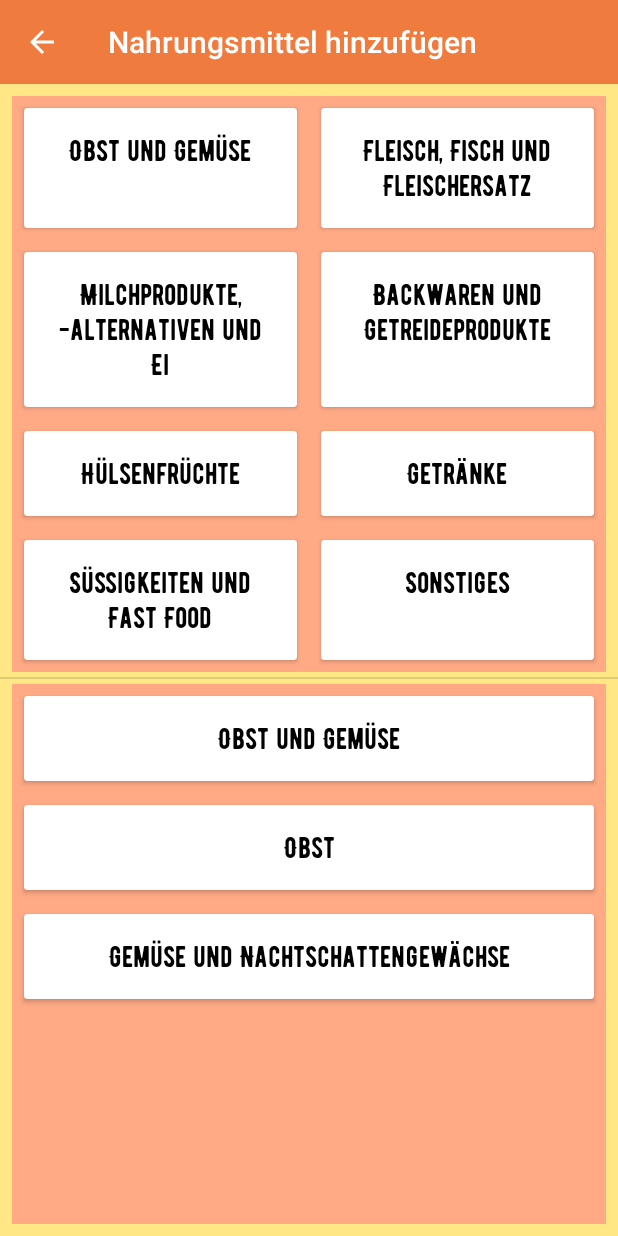
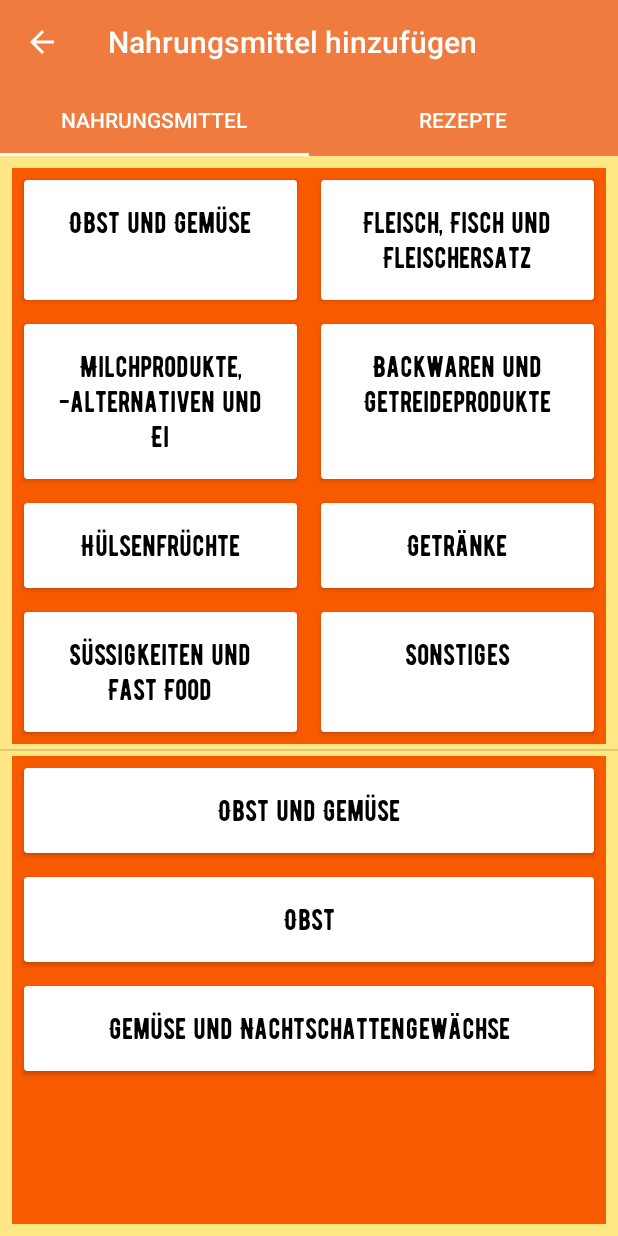
Before and after one commit to Otaconn93/FatnessApp, an Android app: the AddActivity screen opened directly, with no data from a screen before it, after a tap on "Obst und Gemüse", on a phone screen of 412 x 824 dp. Run offline under Robolectric (Android 15) with nearby library versions, the phone set to English and light mode, and no system bars.

Commit message:
Recipe List, Selection and Addition (#37)
* Add tabbed view in AddActivity, Add RecipeList

* Add missing files

* Resolve merge errors

* Add recipe details activity

* Update refactoring and documentation

* Update refactoring

```diff
--- a/app/src/main/AndroidManifest.xml
+++ b/app/src/main/AndroidManifest.xml
@@ -9,6 +9,9 @@
         android:roundIcon="@mipmap/ic_launcher_round"
         android:supportsRtl="true"
         android:theme="@style/AppTheme">
+        <activity android:name=".activities.RecipeDetailsActivity"
+            android:parentActivityName=".activities.AddActivity"
+            android:windowSoftInputMode="adjustResize" />
         <activity
             android:name=".activities.AddActivity"
             android:parentActivityName=".activities.DashboardActivity"
--- /dev/null
+++ b/app/src/main/java/com/mobilesysteme/fatnessapp/OnRecipeClickListener.java
@@ -0,0 +1,7 @@
+package com.mobilesysteme.fatnessapp;
+
+import com.mobilesysteme.fatnessapp.sqlObjects.Recipe;
+
+public interface OnRecipeClickListener {
+    void onRecipeClick(Recipe recipe);
+}
--- /dev/null
+++ b/app/src/main/java/com/mobilesysteme/fatnessapp/TabStatusAdapter.java
@@ -0,0 +1,39 @@
+package com.mobilesysteme.fatnessapp;
+
+import androidx.annotation.NonNull;
+import androidx.fragment.app.Fragment;
+import androidx.fragment.app.FragmentManager;
+import androidx.lifecycle.Lifecycle;
+import androidx.viewpager2.adapter.FragmentStateAdapter;
+
+import com.mobilesysteme.fatnessapp.fragments.AddFoodFragment;
+import com.mobilesysteme.fatnessapp.fragments.AddRecipeFragment;
+
+public class TabStatusAdapter extends FragmentStateAdapter {
+
+    private final AddFoodFragment addFoodFragment;
+    private final AddRecipeFragment addRecipeFragment;
+
+    public TabStatusAdapter(@NonNull FragmentManager fragmentManager, @NonNull Lifecycle lifecycle) {
+        super(fragmentManager, lifecycle);
+        addFoodFragment = new AddFoodFragment();
+        addRecipeFragment = new AddRecipeFragment();
+    }
+
+    @NonNull
+    @Override
+    public Fragment createFragment(int position) {
+        switch (position) {
+            case 0:
+            default:
+                return addFoodFragment;
+            case 1:
+                return addRecipeFragment;
+        }
+    }
+
+    @Override
+    public int getItemCount() {
+        return 2;
+    }
+}
--- a/app/src/main/java/com/mobilesysteme/fatnessapp/activities/AddActivity.java
+++ b/app/src/main/java/com/mobilesysteme/fatnessapp/activities/AddActivity.java
@@ -1,28 +1,18 @@
 package com.mobilesysteme.fatnessapp.activities;
 
-import android.content.Intent;
 import android.os.Bundle;
 
+import androidx.annotation.NonNull;
 import androidx.appcompat.app.AppCompatActivity;
 import androidx.appcompat.widget.Toolbar;
-import androidx.recyclerview.widget.GridLayoutManager;
-import androidx.recyclerview.widget.LinearLayoutManager;
-import androidx.recyclerview.widget.RecyclerView;
+import androidx.viewpager2.widget.ViewPager2;
 
-import com.mobilesysteme.fatnessapp.DatabaseHelper;
-import com.mobilesysteme.fatnessapp.OnFoodGroupClickListener;
+import com.google.android.material.tabs.TabLayout;
+import com.google.android.material.tabs.TabLayoutMediator;
 import com.mobilesysteme.fatnessapp.R;
-import com.mobilesysteme.fatnessapp.RootFoodGroupAdapter;
-import com.mobilesysteme.fatnessapp.SubFoodGroupAdapter;
-import com.mobilesysteme.fatnessapp.sqlObjects.FoodGroup;
+import com.mobilesysteme.fatnessapp.TabStatusAdapter;
 
-import java.util.ArrayList;
-import java.util.List;
-
-public class AddActivity extends AppCompatActivity implements OnFoodGroupClickListener {
-
-    private DatabaseHelper databaseHelper;
-    private RecyclerView subFoodGroupRecyclerView;
+public class AddActivity extends AppCompatActivity {
 
     @Override
     protected void onCreate(Bundle savedInstanceState) {
@@ -30,68 +20,47 @@ public class AddActivity extends AppCompatActivity implements OnFoodGroupClickLi
         super.onCreate(savedInstanceState);
         setContentView(R.layout.activity_add);
 
-        databaseHelper = new DatabaseHelper(getApplicationContext());
-        subFoodGroupRecyclerView = findViewById(R.id.rv_subFoodGroups);
+        Toolbar toolbar = findViewById(R.id.toolbar);
+        TabLayout tabLayout = findViewById(R.id.tabLayout);
+        ViewPager2 viewPager = findViewById(R.id.pager);
 
-        initToolbar();
-
-        initRootFoodGroupRecyclerView();
-
-        initSubFoodGroupRecyclerView();
+        setupToolbar(toolbar);
+        setupTabLayout(tabLayout, viewPager);
     }
 
     /**
-     * Creates the RecyclerView with cards for root FoodGroups
+     * sets up the tabbed layout of the activity
+     * @param tabLayout TabLayout element of current view
+     * @param viewPager ViewPager2 element of current view
      */
-    private void initRootFoodGroupRecyclerView() {
-
-        RecyclerView rootFoodGroupRecyclerView = findViewById(R.id.rv_rootFoodGroups);
-        rootFoodGroupRecyclerView.setHasFixedSize(true);
-        // Setup layout manager
-        RecyclerView.LayoutManager gridLayoutManager = new GridLayoutManager(this, 2) {
-            @Override
-            public boolean canScrollVertically() {
-                return false;
+    private void setupTabLayout(TabLayout tabLayout, ViewPager2 viewPager) {
+        viewPager.setAdapter(new TabStatusAdapter(getSupportFragmentManager(), getLifecycle()));
+        TabLayoutMediator tabLayoutMediator = new TabLayoutMediator(tabLayout, viewPager, true, (tab, position) -> {
+            switch (position) {
+                case 0:
+                    tab.setText("Nahrungsmittel");
+                    break;
+                case 1:
+                    tab.setText("Rezepte");
+                    break;
+                default:
+                    tab.setText("empty");
+                    break;
             }
-        };
-        rootFoodGroupRecyclerView.setLayoutManager(gridLayoutManager);
-        // Specify adapter
-        RootFoodGroupAdapter rootFoodGroupAdapter = new RootFoodGroupAdapter(databaseHelper.getRootFoodGroups(), this);
-        rootFoodGroupRecyclerView.setAdapter(rootFoodGroupAdapter);
+        });
+        tabLayoutMediator.attach();
     }
 
     /**
-     * Creates the RecyclerView with List Elements for the sub FoodGroups
+     * sets up toolbar and title
+     * @param toolbar Toolbar element of current view
      */
-    private void initSubFoodGroupRecyclerView() {
-
-        RecyclerView.LayoutManager linearLayoutManager = new LinearLayoutManager(this);
-        subFoodGroupRecyclerView.setLayoutManager(linearLayoutManager);
-    }
-
-    private void initToolbar() {
-
-        Toolbar toolbar = (Toolbar) findViewById(R.id.toolbar);
-        setSupportActionBar(toolbar);
+    private void setupToolbar(Toolbar toolbar) {
+        if (toolbar != null) {
+            setSupportActionBar(toolbar);
+        }
         getSupportActionBar().setDisplayHomeAsUpEnabled(true);
         setTitle("Nahrungsmittel hinzufügen");
     }
 
-    @Override
-    public void onItemClick(FoodGroup foodGroup, int position, boolean isRoot) {
-
-        if(isRoot) { // check if food group has children
-
-            List<FoodGroup> resultSet = new ArrayList<>();
-            resultSet.add(foodGroup);
-            resultSet.addAll(databaseHelper.getChildFoodGroups(foodGroup.getId()));
-            SubFoodGroupAdapter subFoodGroupAdapter = new SubFoodGroupAdapter(resultSet, this);
-            subFoodGroupRecyclerView.setAdapter(subFoodGroupAdapter);
-        } else {
-
-            Intent intent = new Intent(getBaseContext(), FoodListActivity.class);
-            intent.putExtra("POSITION", foodGroup.getId());
-            startActivity(intent);
-        }
-    }
 }
--- a/app/src/main/java/com/mobilesysteme/fatnessapp/activities/DashboardActivity.java
+++ b/app/src/main/java/com/mobilesysteme/fatnessapp/activities/DashboardActivity.java
@@ -52,13 +52,11 @@ public class DashboardActivity extends AppCompatActivity {
 
         DatabaseHelper databaseHelper = new DatabaseHelper(getApplicationContext());
         if(SharedPreferenceUtils.getFirstLaunch(this)) {
-
             Intent intent = new Intent(this, FirstLaunchActivity.class);
             startActivity(intent);
             databaseHelper.refillDatabase();
             finish();
         } else {
-
             init();
         }
 
--- /dev/null
+++ b/app/src/main/java/com/mobilesysteme/fatnessapp/fragments/AddFoodFragment.java
@@ -0,0 +1,86 @@
+package com.mobilesysteme.fatnessapp.fragments;
+
+import android.content.Intent;
+import android.os.Bundle;
+import android.view.LayoutInflater;
+import android.view.View;
+import android.view.ViewGroup;
+
+import androidx.annotation.NonNull;
+import androidx.annotation.Nullable;
+import androidx.fragment.app.Fragment;
+import androidx.recyclerview.widget.GridLayoutManager;
+import androidx.recyclerview.widget.LinearLayoutManager;
+import androidx.recyclerview.widget.RecyclerView;
+
+import com.mobilesysteme.fatnessapp.DatabaseHelper;
+import com.mobilesysteme.fatnessapp.OnFoodGroupClickListener;
+import com.mobilesysteme.fatnessapp.R;
+import com.mobilesysteme.fatnessapp.RootFoodGroupAdapter;
+import com.mobilesysteme.fatnessapp.SubFoodGroupAdapter;
+import com.mobilesysteme.fatnessapp.activities.FoodListActivity;
+import com.mobilesysteme.fatnessapp.sqlObjects.FoodGroup;
+
+import java.util.ArrayList;
+import java.util.List;
+
+public class AddFoodFragment extends Fragment implements OnFoodGroupClickListener {
+
+    private DatabaseHelper databaseHelper;
+    private RecyclerView subFoodGroupRecyclerView;
+
+    @Nullable
+    @Override
+    public View onCreateView(@NonNull LayoutInflater inflater, @Nullable ViewGroup container, @Nullable Bundle savedInstanceState) {
+        View view = inflater.inflate(R.layout.fragment_addfood, container, false);
+        databaseHelper = new DatabaseHelper(this.getContext());
+        subFoodGroupRecyclerView = view.findViewById(R.id.rv_subFoodGroups);
+        initRootFoodGroupRecyclerView(view);
+        initSubFoodGroupRecyclerView();
+        return view;
+    }
+
+    @Override
+    public void onItemClick(FoodGroup foodGroup, int position, boolean isRoot) {
+        if(isRoot) { // check if food group has children
+            List<FoodGroup> resultSet = new ArrayList<>();
+            resultSet.add(foodGroup);
+            resultSet.addAll(databaseHelper.getChildFoodGroups(foodGroup.getId()));
+            SubFoodGroupAdapter subFoodGroupAdapter = new SubFoodGroupAdapter(resultSet, this);
+            subFoodGroupRecyclerView.setAdapter(subFoodGroupAdapter);
+        } else {
+            Intent intent = new Intent(getActivity().getBaseContext(), FoodListActivity.class);
+            intent.putExtra("POSITION", foodGroup.getId());
+            startActivity(intent);
+        }
+    }
+
+    /**
+     * Creates the RecyclerView with cards for root FoodGroups
+     */
+    private void initRootFoodGroupRecyclerView(View view) {
+
+        RecyclerView rootFoodGroupRecyclerView = view.findViewById(R.id.rv_rootFoodGroups);
+        rootFoodGroupRecyclerView.setHasFixedSize(true);
+        // Setup layout manager
+        RecyclerView.LayoutManager gridLayoutManager = new GridLayoutManager(this.getContext(), 2) {
+            @Override
+            public boolean canScrollVertically() {
+                return false;
+            }
+        };
+        rootFoodGroupRecyclerView.setLayoutManager(gridLayoutManager);
+        // Specify adapter
+        RootFoodGroupAdapter rootFoodGroupAdapter = new RootFoodGroupAdapter(databaseHelper.getRootFoodGroups(), this);
+        rootFoodGroupRecyclerView.setAdapter(rootFoodGroupAdapter);
+    }
+
+    /**
+     * Creates the RecyclerView with List Elements for the sub FoodGroups
+     */
+    private void initSubFoodGroupRecyclerView() {
+
+        RecyclerView.LayoutManager linearLayoutManager = new LinearLayoutManager(this.getContext());
+        subFoodGroupRecyclerView.setLayoutManager(linearLayoutManager);
+    }
+}
--- a/app/src/main/java/com/mobilesysteme/fatnessapp/sqlObjects/Food.java
+++ b/app/src/main/java/com/mobilesysteme/fatnessapp/sqlObjects/Food.java
@@ -53,4 +53,9 @@ public class Food {
     public int getDefaultQuantity() {
         return default_quantity;
     }
+
+    @Override
+    public String toString() {
+        return getName();
+    }
 }
--- a/app/src/main/res/layout/activity_add.xml
+++ b/app/src/main/res/layout/activity_add.xml
@@ -16,44 +16,36 @@
         app:layout_constraintStart_toStartOf="parent"
         app:layout_constraintTop_toTopOf="parent" />
 
-    <androidx.recyclerview.widget.RecyclerView
-        android:id="@+id/rv_rootFoodGroups"
+    <com.google.android.material.tabs.TabLayout
+        android:id="@+id/tabLayout"
         android:layout_width="match_parent"
         android:layout_height="wrap_content"
-        android:layout_marginStart="8dp"
-        android:layout_marginTop="8dp"
-        android:layout_marginEnd="8dp"
-        android:layout_weight="1"
-        android:background="@color/color3"
+        android:background="@color/tryoutorange"
+        app:layout_constraintStart_toStartOf="parent"
+        app:layout_constraintTop_toBottomOf="@+id/toolbar"
+        app:tabIndicatorColor="@color/textWhite"
+        app:tabRippleColor="@color/welcome2"
+        app:tabTextColor="@color/textWhite">
+
+        <com.google.android.material.tabs.TabItem
+            android:layout_width="wrap_content"
+            android:layout_height="wrap_content"
+            android:text="Nahrungsmittel" />
+
+        <com.google.android.material.tabs.TabItem
+            android:layout_width="wrap_content"
+            android:layout_height="wrap_content"
+            android:text="Gerichte" />
+
+    </com.google.android.material.tabs.TabLayout>
+
+    <androidx.viewpager2.widget.ViewPager2
+        android:id="@+id/pager"
+        android:layout_width="0dp"
+        android:layout_height="0dp"
+        app:layout_constraintBottom_toBottomOf="parent"
         app:layout_constraintEnd_toEndOf="parent"
         app:layout_constraintStart_toStartOf="parent"
-        app:layout_constraintTop_toBottomOf="@+id/toolbar">
-
-    </androidx.recyclerview.widget.RecyclerView>
-
-    <View
-        android:id="@+id/divider"
-        android:layout_width="match_parent"
-        android:layout_height="1dp"
-        android:background="?android:attr/listDivider"
-        app:layout_constraintBottom_toTopOf="@+id/rv_subFoodGroups"
-        app:layout_constraintTop_toBottomOf="@+id/rv_rootFoodGroups"
-        tools:layout_editor_absoluteX="8dp" />
-
-    <androidx.recyclerview.widget.RecyclerView
-        android:id="@+id/rv_subFoodGroups"
-        android:layout_width="match_parent"
-        android:layout_height="0dp"
-        android:layout_marginStart="8dp"
-        android:layout_marginTop="8dp"
-        android:layout_marginEnd="8dp"
-        android:layout_marginBottom="8dp"
-        android:layout_weight="1"
-        android:background="@color/color3"
-        app:layout_constraintBottom_toBottomOf="parent"
-        app:layout_constraintEnd_toEndOf="parent"
-        app:layout_constraintHorizontal_bias="0.0"
-        app:layout_constraintStart_toStartOf="parent"
-        app:layout_constraintTop_toBottomOf="@+id/rv_rootFoodGroups" />
+        app:layout_constraintTop_toBottomOf="@+id/tabLayout" />
 
 </androidx.constraintlayout.widget.ConstraintLayout>
--- /dev/null
+++ b/app/src/main/res/layout/fragment_addfood.xml
@@ -0,0 +1,46 @@
+<?xml version="1.0" encoding="utf-8"?>
+<androidx.constraintlayout.widget.ConstraintLayout xmlns:android="http://schemas.android.com/apk/res/android"
+    xmlns:app="http://schemas.android.com/apk/res-auto"
+    android:layout_width="match_parent"
+    android:layout_height="match_parent"
+    android:background="@color/welcome2">
+
+    <androidx.recyclerview.widget.RecyclerView
+        android:id="@+id/rv_rootFoodGroups"
+        android:layout_width="match_parent"
+        android:layout_height="wrap_content"
+        android:layout_marginStart="8dp"
+        android:layout_marginTop="8dp"
+        android:layout_marginEnd="8dp"
+        android:layout_weight="1"
+        android:background="@color/barfilling"
+        app:layout_constraintEnd_toEndOf="parent"
+        app:layout_constraintStart_toStartOf="parent"
+        app:layout_constraintTop_toTopOf="parent">
+
+    </androidx.recyclerview.widget.RecyclerView>
+
+    <View
+        android:id="@+id/divider2"
+        android:layout_width="match_parent"
+        android:layout_height="1dp"
+        android:background="?android:attr/listDivider"
+        app:layout_constraintBottom_toTopOf="@+id/rv_subFoodGroups"
+        app:layout_constraintTop_toBottomOf="@+id/rv_rootFoodGroups" />
+
+    <androidx.recyclerview.widget.RecyclerView
+        android:id="@+id/rv_subFoodGroups"
+        android:layout_width="match_parent"
+        android:layout_height="0dp"
+        android:layout_marginStart="8dp"
+        android:layout_marginTop="8dp"
+        android:layout_marginEnd="8dp"
+        android:layout_marginBottom="8dp"
+        android:layout_weight="1"
+        android:background="@color/barfilling"
+        app:layout_constraintBottom_toBottomOf="parent"
+        app:layout_constraintEnd_toEndOf="parent"
+        app:layout_constraintHorizontal_bias="0.0"
+        app:layout_constraintStart_toStartOf="parent"
+        app:layout_constraintTop_toBottomOf="@+id/rv_rootFoodGroups" />
+</androidx.constraintlayout.widget.ConstraintLayout>
```
Also changed, not shown: app/src/main/java/com/mobilesysteme/fatnessapp/RecipeAdapter.java (added, +60 -0 lines), app/src/main/java/com/mobilesysteme/fatnessapp/activities/RecipeDetailsActivity.java (added, +100 -0 lines), app/src/main/java/com/mobilesysteme/fatnessapp/fragments/AddRecipeFragment.java (added, +63 -0 lines), app/src/main/res/layout/activity_recipedetails.xml (added, +102 -0 lines), app/src/main/res/layout/fragment_addrecipe.xml (added, +20 -0 lines), app/src/main/res/layout/list_item.xml (added, +14 -0 lines).
